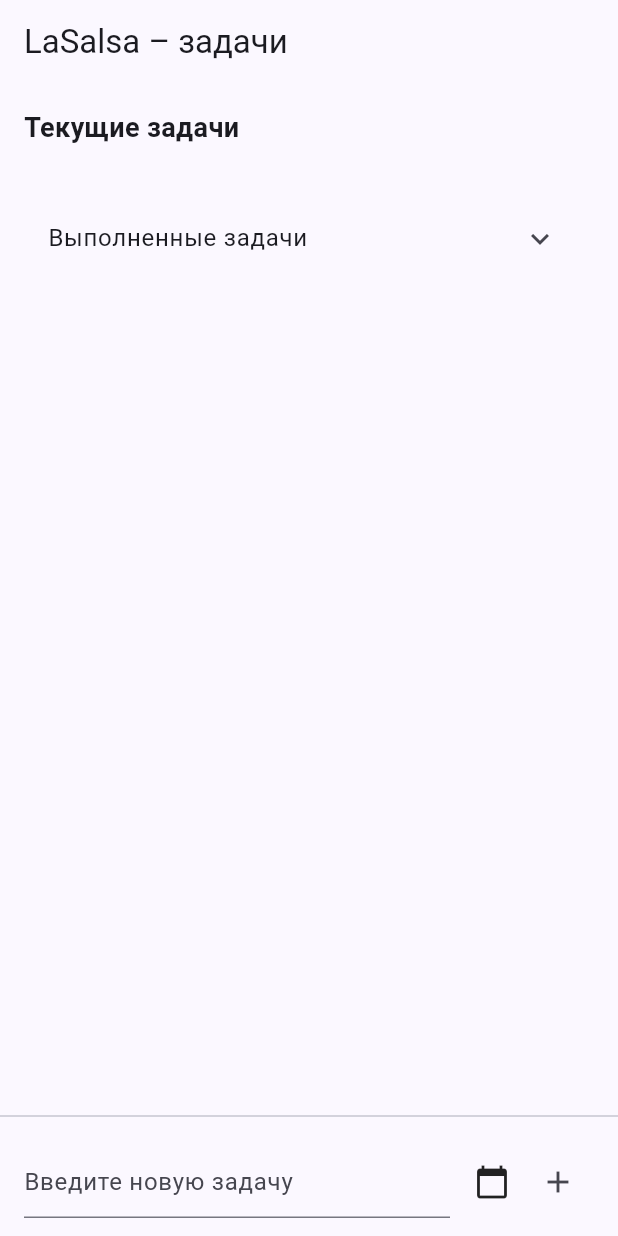
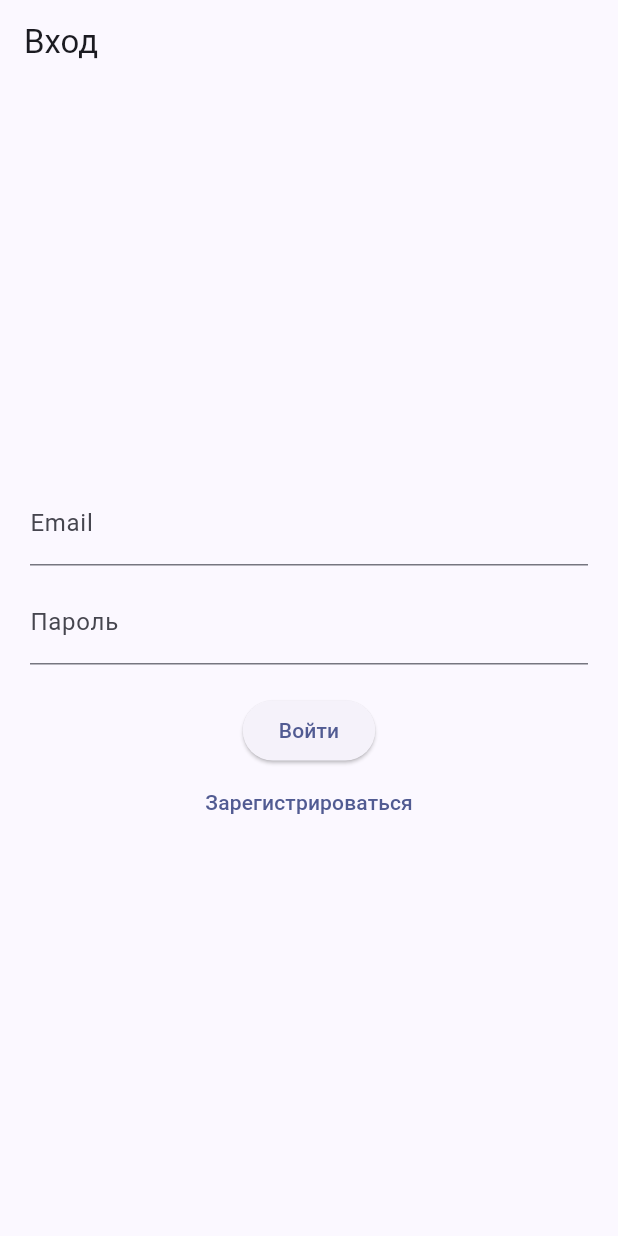
Before and after one commit to Kabachok-Club/LaSalsa-front, a Flutter app: the screen it shows after launch, on a phone screen of 412 x 824 dp. Run offline on Flutter 3.47's test engine with Material 3 defaults, Android fonts, the phone set to English and light mode, and no system bars; our stand-ins replace dio, firebase_auth, firebase_core; accounts and stored records are empty.

Commit message:
Добавил настройки подключения к firebase. добавлены экраны входа и проброс токена к бэку

```diff
--- /dev/null
+++ b/lib/auth_gate.dart
@@ -0,0 +1,26 @@
+import "package:firebase_auth/firebase_auth.dart";
+import "package:flutter/material.dart";
+import "package:kabachok_lasalsa_front/screens/task_list_screen.dart";
+
+import 'api/task_api.dart';
+import 'screens/login_screen.dart';
+class AuthGate extends StatelessWidget {
+  const AuthGate({super.key});
+
+  @override
+  Widget build(BuildContext context) {
+
+    final taskApiService = TaskApi();
+
+    return StreamBuilder<User?>(
+      stream: FirebaseAuth.instance.authStateChanges(),
+
+      builder: (context, snapshot) {
+        if (!snapshot.hasData) {
+          return const LoginScreen();
+        }
+        return TaskListScreen(taskApi: taskApiService);
+      },
+    );
+  }
+}
--- a/lib/main.dart
+++ b/lib/main.dart
@@ -1,12 +1,16 @@
+import 'package:firebase_core/firebase_core.dart';
 import 'package:flutter/material.dart';
-import 'package:http/http.dart' as http;
-import 'screens/task_list_screen.dart';
 import 'package:intl/date_symbol_data_local.dart';
-import 'api/task_api.dart';
+import 'firebase_options.dart';
+import 'auth_gate.dart';
 
-void main() async{
+void main() async {
   WidgetsFlutterBinding.ensureInitialized(); // Обязательно для async main
-  await initializeDateFormatting('ru_RU', null); // Инициализация локализации дат
+  await initializeDateFormatting(
+    'ru_RU',
+    null,
+  ); // Инициализация локализации дат
+  await Firebase.initializeApp(options: DefaultFirebaseOptions.currentPlatform);
   runApp(const LaSalsaApp());
 }
 
@@ -15,15 +19,15 @@ class LaSalsaApp extends StatelessWidget {
 
   @override
   Widget build(BuildContext context) {
-    final httpClient = http.Client();
-    final taskApiService = TaskApi(client: httpClient);
     return MaterialApp(
       title: 'LaSalsa – Задачи',
       theme: ThemeData(
-        colorScheme: ColorScheme.fromSeed(seedColor: const Color.fromARGB(255, 43, 78, 233)),
+        colorScheme: ColorScheme.fromSeed(
+          seedColor: const Color.fromARGB(255, 43, 78, 233),
+        ),
         useMaterial3: true,
       ),
-      home: TaskListScreen(taskApi: taskApiService),
+      home: const AuthGate(),
     );
   }
 }
--- /dev/null
+++ b/lib/screens/login_screen.dart
@@ -0,0 +1,91 @@
+import 'package:firebase_auth/firebase_auth.dart';
+import 'package:flutter/material.dart';
+
+class LoginScreen extends StatefulWidget {
+  const LoginScreen({super.key});
+
+  @override
+  State<LoginScreen> createState() => _LoginScreenState();
+}
+
+class _LoginScreenState extends State<LoginScreen> {
+  final _emailController = TextEditingController();
+  final _passwordController = TextEditingController();
+  final _passwordFocusNode = FocusNode();
+
+  Future<void> signIn() async {
+    try {
+      await FirebaseAuth.instance.signInWithEmailAndPassword(
+        email: _emailController.text.trim(),
+        password: _passwordController.text.trim(),
+      );
+      // Навигация произойдет автоматически благодаря AuthGate
+    } on FirebaseAuthException catch (e) {
+      // Показываем ошибку пользователю
+      ScaffoldMessenger.of(
+        context,
+      ).showSnackBar(SnackBar(content: Text('Ошибка входа: ${e.message}')));
+    }
+  }
+
+  Future<void> signUp() async {
+    try {
+      await FirebaseAuth.instance.createUserWithEmailAndPassword(
+        email: _emailController.text.trim(),
+        password: _passwordController.text.trim(),
+      );
+    } on FirebaseAuthException catch (e) {
+      ScaffoldMessenger.of(context).showSnackBar(
+        SnackBar(content: Text('Ошибка регистрации: ${e.message}')),
+      );
+    }
+  }
+
+  @override
+  void dispose() {
+    _emailController.dispose();
+    _passwordController.dispose();
+    _passwordFocusNode.dispose(); // <-- Очистка
+    super.dispose();
+  }
+
+  @override
+  Widget build(BuildContext context) {
+    return Scaffold(
+      appBar: AppBar(title: const Text('Вход')),
+      body: Padding(
+        padding: const EdgeInsets.all(20.0),
+        child: Column(
+          mainAxisAlignment: MainAxisAlignment.center,
+          children: [
+            TextField(
+              controller: _emailController,
+              decoration: const InputDecoration(labelText: 'Email'),
+              textInputAction: TextInputAction.next,
+              onSubmitted: (_) {
+                // Передаем фокус на поле пароля
+                FocusScope.of(context).requestFocus(_passwordFocusNode);
+              },
+            ),
+            const SizedBox(height: 10),
+            TextField(
+              controller: _passwordController,
+              focusNode: _passwordFocusNode,
+              obscureText: true,
+              decoration: const InputDecoration(labelText: 'Пароль'),
+              // Меняем иконку Enter на "Готово"
+              textInputAction: TextInputAction.done,
+              onSubmitted: (_) => signIn(), // Более короткая запись
+            ),
+            const SizedBox(height: 20),
+            ElevatedButton(onPressed: signIn, child: const Text('Войти')),
+            TextButton(
+              onPressed: signUp,
+              child: const Text('Зарегистрироваться'),
+            ),
+          ],
+        ),
+      ),
+    );
+  }
+}
```
Also changed, not shown: lib/api/auth_intercerptor.dart (added, +23 -0 lines), lib/api/task_api.dart (+46 -55 lines), lib/models/task.dart (+14 -0 lines), lib/screens/task_list_screen.dart (+43 -6 lines), pubspec.yaml (+5 -2 lines), firebase.json (added), lib/firebase_options.dart (added), pubspec.lock, 7 other files.
